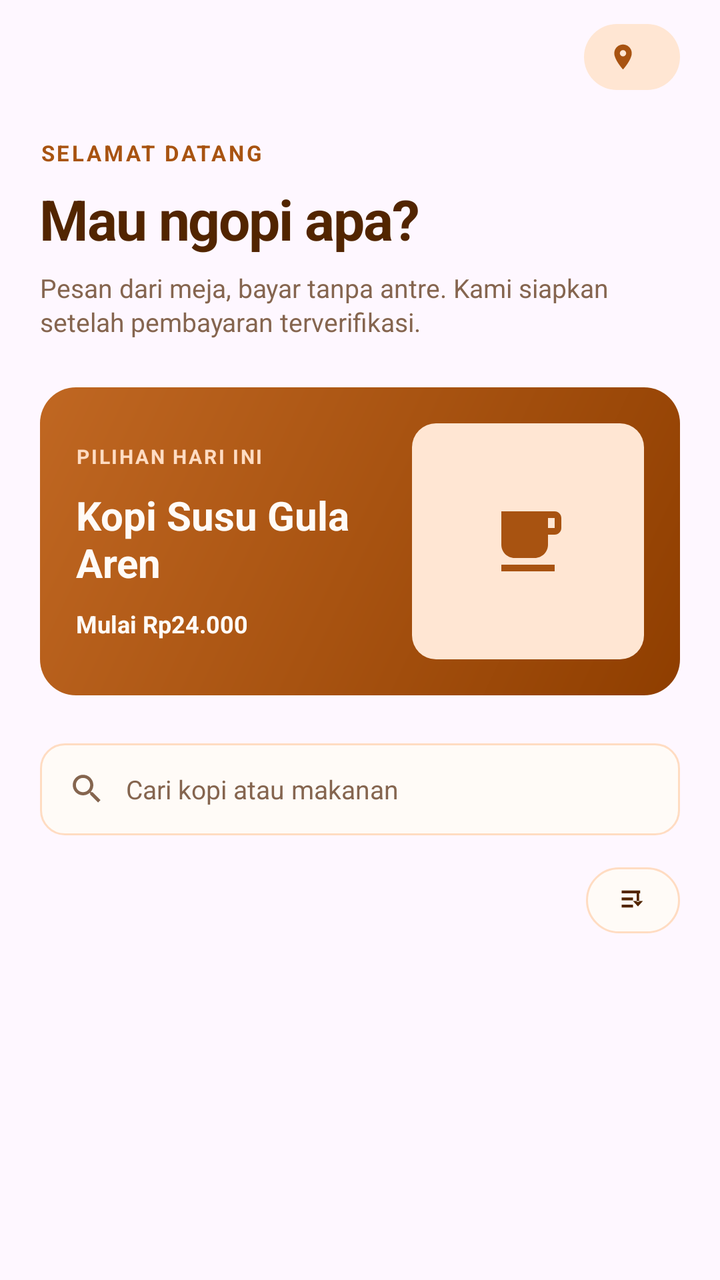
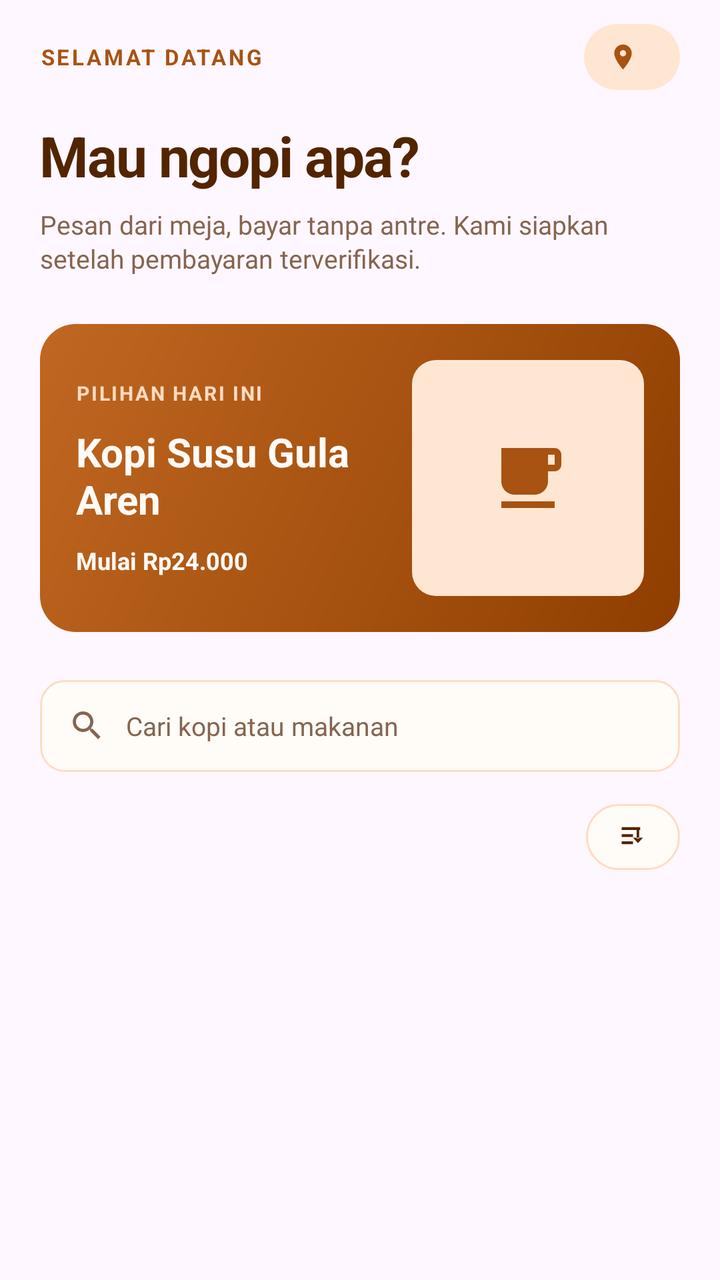

The first picture is an Android layout as it rendered before a commit; the second is the same layout after the commit. The layout source and the unified diff follow.
<!-- AndroidManifest.xml: application theme Theme.KopiInggil -->
<!-- res/layout/fragment_menu.xml -->
<?xml version="1.0" encoding="utf-8"?>
<ScrollView xmlns:android="http://schemas.android.com/apk/res/android"
    xmlns:app="http://schemas.android.com/apk/res-auto"
    xmlns:tools="http://schemas.android.com/tools"
    android:layout_width="match_parent"
    android:layout_height="match_parent"
    android:fillViewport="true"
    android:scrollbars="none"
    tools:context=".MenuFragment">

    <LinearLayout
        android:layout_width="match_parent"
        android:layout_height="wrap_content"
        android:orientation="vertical"
        android:paddingBottom="12dp">

        <LinearLayout
            android:layout_width="match_parent"
            android:layout_height="wrap_content"
            android:orientation="vertical"
            android:paddingStart="20dp"
            android:paddingTop="12dp"
            android:paddingEnd="20dp"
            android:paddingBottom="8dp">

            <LinearLayout
                android:layout_width="match_parent"
                android:layout_height="wrap_content"
                android:gravity="center_vertical|end"
                android:orientation="horizontal">

                <LinearLayout
                    android:layout_width="wrap_content"
                    android:layout_height="33dp"
                    android:background="@drawable/bg_badge"
                    android:gravity="center_vertical"
                    android:orientation="horizontal"
                    android:paddingStart="12dp"
                    android:paddingEnd="14dp">

                    <ImageView
                        android:layout_width="15dp"
                        android:layout_height="15dp"
                        android:importantForAccessibility="no"
                        android:src="@drawable/ic_location"
                        app:tint="@color/ngopi_primary" />

                    <TextView
                        android:id="@+id/tvTableBadge"
                        android:layout_width="wrap_content"
                        android:layout_height="wrap_content"
                        android:layout_marginStart="7dp"
                        android:textColor="@color/ngopi_primary"
                        android:textSize="12sp"
                        android:textStyle="bold" />
                </LinearLayout>
            </LinearLayout>

            <TextView
                android:layout_width="wrap_content"
                android:layout_height="wrap_content"
                android:layout_marginTop="24dp"
                android:letterSpacing="0.11"
                android:text="@string/welcome_label"
                android:textColor="@color/ngopi_primary"
                android:textSize="11sp"
                android:textStyle="bold" />

            <TextView
                android:layout_width="match_parent"
                android:layout_height="wrap_content"
                android:layout_marginTop="7dp"
                android:letterSpacing="-0.025"
                android:text="@string/menu_title"
                android:textColor="@color/ngopi_ink"
                android:textSize="28sp"
                android:textStyle="bold" />

            <TextView
                android:layout_width="match_parent"
                android:layout_height="wrap_content"
                android:layout_marginTop="7dp"
                android:lineSpacingMultiplier="1.1"
                android:text="@string/menu_description"
                android:textColor="@color/ngopi_muted"
                android:textSize="13sp" />

            <LinearLayout
                android:layout_width="match_parent"
                android:layout_height="154dp"
                android:layout_marginTop="24dp"
                android:background="@drawable/bg_card_green"
                android:gravity="center_vertical"
                android:orientation="horizontal"
                android:padding="18dp">

                <LinearLayout
                    android:layout_width="0dp"
                    android:layout_height="wrap_content"
                    android:layout_weight="1"
                    android:orientation="vertical">

                    <TextView
                        android:layout_width="wrap_content"
                        android:layout_height="wrap_content"
                        android:letterSpacing="0.09"
                        android:text="@string/menu_featured_label"
                        android:textColor="@color/ngopi_border"
                        android:textSize="10sp"
                        android:textStyle="bold" />

                    <TextView
                        android:layout_width="wrap_content"
                        android:layout_height="wrap_content"
                        android:layout_marginTop="9dp"
                        android:text="@string/menu_featured_title"
                        android:textColor="@color/ngopi_surface"
                        android:textSize="20sp"
                        android:textStyle="bold" />

                    <TextView
                        android:layout_width="wrap_content"
                        android:layout_height="wrap_content"
                        android:layout_marginTop="9dp"
                        android:text="@string/menu_featured_price"
                        android:textColor="@color/ngopi_surface"
                        android:textSize="12sp"
                        android:textStyle="bold" />
                </LinearLayout>

                <ImageView
                    android:layout_width="116dp"
                    android:layout_height="match_parent"
                    android:layout_marginStart="12dp"
                    android:background="@drawable/bg_photo_placeholder"
                    android:importantForAccessibility="no"
                    android:padding="38dp"
                    android:src="@drawable/ic_coffee"
                    app:tint="@color/ngopi_primary" />
            </LinearLayout>

            <LinearLayout
                android:layout_width="match_parent"
                android:layout_height="46dp"
                android:layout_marginTop="24dp"
                android:background="@drawable/bg_search"
                android:gravity="center_vertical"
                android:orientation="horizontal"
                android:paddingStart="14dp"
                android:paddingEnd="14dp">

                <ImageView
                    android:layout_width="19dp"
                    android:layout_height="19dp"
                    android:importantForAccessibility="no"
                    android:src="@drawable/ic_search"
                    app:tint="@color/ngopi_muted" />

                <EditText
                    android:id="@+id/etSearch"
                    android:layout_width="0dp"
                    android:layout_height="match_parent"
                    android:layout_marginStart="10dp"
                    android:layout_weight="1"
                    android:background="@null"
                    android:hint="@string/menu_search_hint"
                    android:imeOptions="actionSearch"
                    android:importantForAutofill="no"
                    android:inputType="text"
                    android:maxLines="1"
                    android:textColor="@color/ngopi_ink"
                    android:textColorHint="@color/ngopi_muted"
                    android:textSize="13sp" />
            </LinearLayout>

            <LinearLayout
                android:layout_width="match_parent"
                android:layout_height="wrap_content"
                android:layout_marginTop="16dp"
                android:gravity="center_vertical"
                android:orientation="horizontal">

                <HorizontalScrollView
                    android:layout_width="0dp"
                    android:layout_height="wrap_content"
                    android:layout_weight="1"
                    android:scrollbars="none">

                    <LinearLayout
                        android:id="@+id/categoryContainer"
                        android:layout_width="wrap_content"
                        android:layout_height="wrap_content"
                        android:orientation="horizontal" />
                </HorizontalScrollView>

                <ImageView
                    android:id="@+id/btnSort"
                    android:layout_width="47dp"
                    android:layout_height="33dp"
                    android:layout_marginStart="8dp"
                    android:background="@drawable/bg_chip"
                    android:contentDescription="@string/menu_sort_cd"
                    android:padding="8dp"
                    android:src="@drawable/ic_sort"
                    app:tint="@color/ngopi_ink" />
            </LinearLayout>
        </LinearLayout>

        <ListView
            android:id="@+id/lvBarang"
            android:layout_width="match_parent"
            android:layout_height="219dp"
            android:divider="@null"
            android:dividerHeight="0dp"
            android:nestedScrollingEnabled="false"
            android:scrollbars="none" />

        <TextView
            android:id="@+id/tvEmpty"
            android:layout_width="match_parent"
            android:layout_height="wrap_content"
            android:gravity="center"
            android:padding="16dp"
            android:text="@string/menu_empty"
            android:textColor="@color/ngopi_muted"
            android:textSize="13sp"
            android:visibility="gone" />
    </LinearLayout>
</ScrollView>
<!-- resources referenced by this layout -->
<resources>
  <color name="ngopi_border">#FFDCC2</color>
  <color name="ngopi_ink">#522500</color>
  <color name="ngopi_muted">#85654F</color>
  <color name="ngopi_primary">#A85311</color>
  <color name="ngopi_surface">#FFFBF7</color>
  <!-- drawable bg_badge (drawable) -->
  <?xml version="1.0" encoding="utf-8"?>
  <shape xmlns:android="http://schemas.android.com/apk/res/android" android:shape="rectangle">
      <solid android:color="@color/ngopi_badge" />
      <corners android:radius="20dp" />
  </shape>
  <!-- drawable bg_card_green (drawable) -->
  <?xml version="1.0" encoding="utf-8"?>
  <shape xmlns:android="http://schemas.android.com/apk/res/android" android:shape="rectangle">
      <gradient
          android:angle="315"
          android:centerColor="@color/ngopi_primary"
          android:endColor="@color/ngopi_primary_dark"
          android:startColor="@color/ngopi_primary_light" />
      <corners android:radius="18dp" />
  </shape>
  <!-- drawable bg_chip (drawable) -->
  <?xml version="1.0" encoding="utf-8"?>
  <shape xmlns:android="http://schemas.android.com/apk/res/android" android:shape="rectangle">
      <solid android:color="@color/ngopi_surface" />
      <corners android:radius="20dp" />
      <stroke
          android:width="1dp"
          android:color="@color/ngopi_border" />
  </shape>
  <!-- drawable bg_photo_placeholder (drawable) -->
  <?xml version="1.0" encoding="utf-8"?>
  <shape xmlns:android="http://schemas.android.com/apk/res/android" android:shape="rectangle">
      <solid android:color="@color/ngopi_badge" />
      <corners android:radius="12dp" />
  </shape>
  <!-- drawable bg_search (drawable) -->
  <?xml version="1.0" encoding="utf-8"?>
  <shape xmlns:android="http://schemas.android.com/apk/res/android" android:shape="rectangle">
      <solid android:color="@color/ngopi_surface" />
      <corners android:radius="12dp" />
      <stroke
          android:width="1dp"
          android:color="@color/ngopi_border" />
  </shape>
  <!-- drawable ic_coffee (drawable) -->
  <vector xmlns:android="http://schemas.android.com/apk/res/android"
      android:width="24dp"
      android:height="24dp"
      android:viewportWidth="24"
      android:viewportHeight="24">
      <path
          android:fillColor="@android:color/white"
          android:pathData="M20,3L4,3v10c0,2.21 1.79,4 4,4h6c2.21,0 4,-1.79 4,-4v-3h2c1.11,0 2,-0.9 2,-2L22,5c0,-1.11 -0.89,-2 -2,-2zM20,8h-2L18,5h2v3zM4,19h16v2L4,21z" />
  </vector>
  <!-- drawable ic_sort (drawable) -->
  <vector xmlns:android="http://schemas.android.com/apk/res/android"
      android:width="24dp"
      android:height="24dp"
      android:viewportWidth="24"
      android:viewportHeight="24">
      <path
          android:fillColor="@android:color/white"
          android:pathData="M4,5h13v2H4zM4,10h8v2H4zM4,15h8v2H4zM14.6,7h1.8v6h-1.8zM12,12.5l3.5,3.8l3.5,-3.8z" />
  </vector>
  <string name="menu_description">Pesan dari meja, bayar tanpa antre. Kami siapkan setelah pembayaran terverifikasi.</string>
  <string name="menu_empty">Menu tidak ditemukan</string>
  <string name="menu_featured_label">PILIHAN HARI INI</string>
  <string name="menu_featured_price">Mulai Rp24.000</string>
  <string name="menu_featured_title">Kopi Susu Gula Aren</string>
  <string name="menu_search_hint">Cari kopi atau makanan</string>
  <string name="menu_sort_cd">Urutkan menu</string>
  <string name="menu_title">Mau ngopi apa?</string>
  <string name="welcome_label">SELAMAT DATANG</string>
  <style name="Theme.KopiInggil" parent="Base.Theme.KopiInggil" />
  <color name="ngopi_badge">#FFE6D3</color>
  <color name="ngopi_primary_dark">#8F3E00</color>
  <color name="ngopi_primary_light">#C06722</color>
  <style name="Base.Theme.KopiInggil" parent="Theme.Material3.DayNight.NoActionBar">
          
          
      </style>
  <!-- unchanged entries left out for length: 2 -->
</resources>

<!-- the commit's change to res/layout/fragment_menu.xml (unified diff, before → after) -->
@@ -26,8 +26,18 @@
             <LinearLayout
                 android:layout_width="match_parent"
                 android:layout_height="wrap_content"
-                android:gravity="center_vertical|end"
+                android:gravity="center_vertical"
                 android:orientation="horizontal">
+
+                <TextView
+                    android:layout_width="0dp"
+                    android:layout_height="wrap_content"
+                    android:layout_weight="1"
+                    android:letterSpacing="0.11"
+                    android:text="@string/welcome_label"
+                    android:textColor="@color/ngopi_primary"
+                    android:textSize="11sp"
+                    android:textStyle="bold" />
 
                 <LinearLayout
                     android:layout_width="wrap_content"
@@ -57,19 +67,9 @@
             </LinearLayout>
 
             <TextView
-                android:layout_width="wrap_content"
-                android:layout_height="wrap_content"
-                android:layout_marginTop="24dp"
-                android:letterSpacing="0.11"
-                android:text="@string/welcome_label"
-                android:textColor="@color/ngopi_primary"
-                android:textSize="11sp"
-                android:textStyle="bold" />
-
-            <TextView
-                android:layout_width="match_parent"
-                android:layout_height="wrap_content"
-                android:layout_marginTop="7dp"
+                android:layout_width="match_parent"
+                android:layout_height="wrap_content"
+                android:layout_marginTop="14dp"
                 android:letterSpacing="-0.025"
                 android:text="@string/menu_title"
                 android:textColor="@color/ngopi_ink"
@@ -180,18 +180,12 @@
                 android:gravity="center_vertical"
                 android:orientation="horizontal">
 
-                <HorizontalScrollView
+                <LinearLayout
+                    android:id="@+id/categoryContainer"
                     android:layout_width="0dp"
                     android:layout_height="wrap_content"
                     android:layout_weight="1"
-                    android:scrollbars="none">
-
-                    <LinearLayout
-                        android:id="@+id/categoryContainer"
-                        android:layout_width="wrap_content"
-                        android:layout_height="wrap_content"
-                        android:orientation="horizontal" />
-                </HorizontalScrollView>
+                    android:orientation="horizontal" />
 
                 <ImageView
                     android:id="@+id/btnSort"
